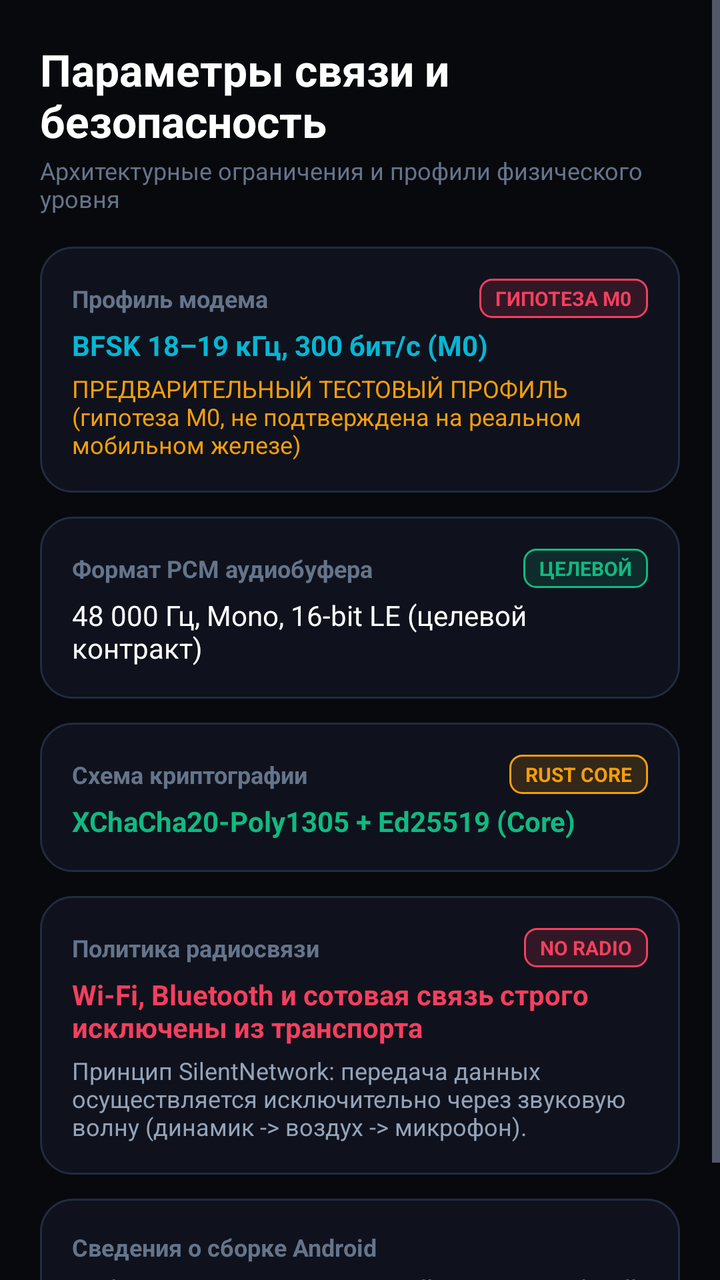
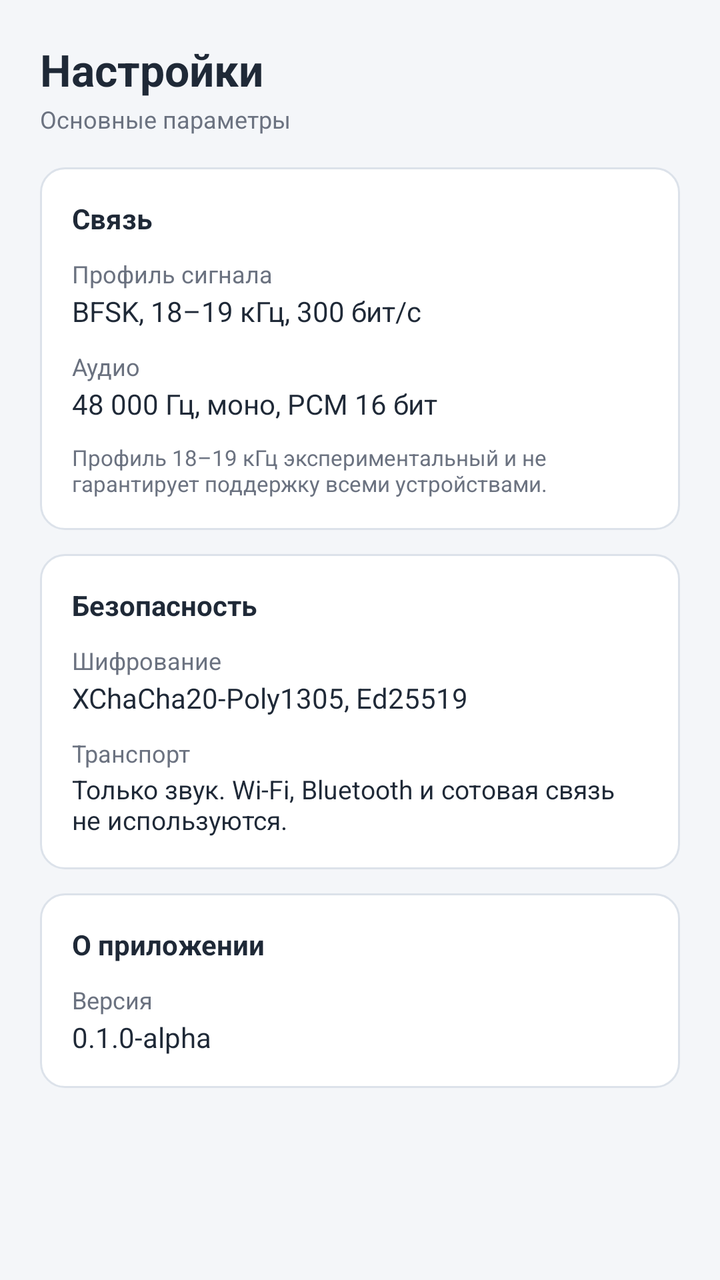

Two renders of the same Android screen: before a commit and after it. Below are the layout's source before the change and the commit's diff.
<!-- AndroidManifest.xml: application theme Theme.SilentNetwork -->
<!-- res/layout/fragment_settings.xml -->
<?xml version="1.0" encoding="utf-8"?>
<ScrollView xmlns:android="http://schemas.android.com/apk/res/android"
    android:layout_width="match_parent"
    android:layout_height="match_parent"
    android:background="@color/bg_canvas"
    android:fillViewport="true">

    <LinearLayout
        android:layout_width="match_parent"
        android:layout_height="wrap_content"
        android:orientation="vertical"
        android:padding="20dp">

        <TextView
            android:layout_width="wrap_content"
            android:layout_height="wrap_content"
            android:text="@string/settings_title"
            android:textColor="@color/text_primary"
            android:textSize="22sp"
            android:textStyle="bold" />

        <TextView
            android:layout_width="wrap_content"
            android:layout_height="wrap_content"
            android:layout_marginTop="2dp"
            android:text="@string/settings_subtitle"
            android:textColor="@color/text_muted"
            android:textSize="12sp" />

        
        <LinearLayout
            android:layout_width="match_parent"
            android:layout_height="wrap_content"
            android:layout_marginTop="16dp"
            android:background="@drawable/bg_card_glass"
            android:orientation="vertical"
            android:padding="16dp">

            <LinearLayout
                android:layout_width="match_parent"
                android:layout_height="wrap_content"
                android:gravity="center_vertical"
                android:orientation="horizontal">

                <TextView
                    android:layout_width="0dp"
                    android:layout_height="wrap_content"
                    android:layout_weight="1"
                    android:text="@string/settings_modem_profile"
                    android:textColor="@color/text_muted"
                    android:textSize="12sp"
                    android:textStyle="bold" />

                <TextView
                    android:layout_width="wrap_content"
                    android:layout_height="wrap_content"
                    android:background="@drawable/bg_badge_warning"
                    android:paddingStart="8dp"
                    android:paddingTop="3dp"
                    android:paddingEnd="8dp"
                    android:paddingBottom="3dp"
                    android:text="ГИПОТЕЗА M0"
                    android:textColor="@color/accent_rose"
                    android:textSize="10sp"
                    android:textStyle="bold" />
            </LinearLayout>

            <TextView
                android:layout_width="wrap_content"
                android:layout_height="wrap_content"
                android:layout_marginTop="4dp"
                android:text="@string/settings_modem_profile_val"
                android:textColor="@color/accent_cyan"
                android:textSize="14sp"
                android:textStyle="bold" />

            <TextView
                android:layout_width="wrap_content"
                android:layout_height="wrap_content"
                android:layout_marginTop="4dp"
                android:text="@string/settings_modem_profile_warn"
                android:textColor="@color/accent_amber"
                android:textSize="12sp" />
        </LinearLayout>

        
        <LinearLayout
            android:layout_width="match_parent"
            android:layout_height="wrap_content"
            android:layout_marginTop="12dp"
            android:background="@drawable/bg_card_glass"
            android:orientation="vertical"
            android:padding="16dp">

            <LinearLayout
                android:layout_width="match_parent"
                android:layout_height="wrap_content"
                android:gravity="center_vertical"
                android:orientation="horizontal">

                <TextView
                    android:layout_width="0dp"
                    android:layout_height="wrap_content"
                    android:layout_weight="1"
                    android:text="@string/settings_audio_format"
                    android:textColor="@color/text_muted"
                    android:textSize="12sp"
                    android:textStyle="bold" />

                <TextView
                    android:layout_width="wrap_content"
                    android:layout_height="wrap_content"
                    android:background="@drawable/bg_badge_ready"
                    android:paddingStart="8dp"
                    android:paddingTop="3dp"
                    android:paddingEnd="8dp"
                    android:paddingBottom="3dp"
                    android:text="ЦЕЛЕВОЙ"
                    android:textColor="@color/accent_emerald"
                    android:textSize="10sp"
                    android:textStyle="bold" />
            </LinearLayout>

            <TextView
                android:layout_width="wrap_content"
                android:layout_height="wrap_content"
                android:layout_marginTop="4dp"
                android:text="@string/settings_audio_format_val"
                android:textColor="@color/text_primary"
                android:textSize="14sp" />
        </LinearLayout>

        
        <LinearLayout
            android:layout_width="match_parent"
            android:layout_height="wrap_content"
            android:layout_marginTop="12dp"
            android:background="@drawable/bg_card_glass"
            android:orientation="vertical"
            android:padding="16dp">

            <LinearLayout
                android:layout_width="match_parent"
                android:layout_height="wrap_content"
                android:gravity="center_vertical"
                android:orientation="horizontal">

                <TextView
                    android:layout_width="0dp"
                    android:layout_height="wrap_content"
                    android:layout_weight="1"
                    android:text="@string/settings_crypto"
                    android:textColor="@color/text_muted"
                    android:textSize="12sp"
                    android:textStyle="bold" />

                <TextView
                    android:layout_width="wrap_content"
                    android:layout_height="wrap_content"
                    android:background="@drawable/bg_badge_mock"
                    android:paddingStart="8dp"
                    android:paddingTop="3dp"
                    android:paddingEnd="8dp"
                    android:paddingBottom="3dp"
                    android:text="RUST CORE"
                    android:textColor="@color/accent_amber"
                    android:textSize="10sp"
                    android:textStyle="bold" />
            </LinearLayout>

            <TextView
                android:layout_width="wrap_content"
                android:layout_height="wrap_content"
                android:layout_marginTop="4dp"
                android:text="@string/settings_crypto_val"
                android:textColor="@color/accent_emerald"
                android:textSize="14sp"
                android:textStyle="bold" />
        </LinearLayout>

        
        <LinearLayout
            android:layout_width="match_parent"
            android:layout_height="wrap_content"
            android:layout_marginTop="12dp"
            android:background="@drawable/bg_card_glass"
            android:orientation="vertical"
            android:padding="16dp">

            <LinearLayout
                android:layout_width="match_parent"
                android:layout_height="wrap_content"
                android:gravity="center_vertical"
                android:orientation="horizontal">

                <TextView
                    android:layout_width="0dp"
                    android:layout_height="wrap_content"
                    android:layout_weight="1"
                    android:text="@string/settings_radio_policy"
                    android:textColor="@color/text_muted"
                    android:textSize="12sp"
                    android:textStyle="bold" />

                <TextView
                    android:layout_width="wrap_content"
                    android:layout_height="wrap_content"
                    android:background="@drawable/bg_badge_warning"
                    android:paddingStart="8dp"
                    android:paddingTop="3dp"
                    android:paddingEnd="8dp"
                    android:paddingBottom="3dp"
                    android:text="NO RADIO"
                    android:textColor="@color/accent_rose"
                    android:textSize="10sp"
                    android:textStyle="bold" />
            </LinearLayout>

            <TextView
                android:layout_width="wrap_content"
                android:layout_height="wrap_content"
                android:layout_marginTop="4dp"
                android:text="@string/settings_radio_policy_val"
                android:textColor="@color/accent_rose"
                android:textSize="14sp"
                android:textStyle="bold" />

            <TextView
                android:layout_width="wrap_content"
                android:layout_height="wrap_content"
                android:layout_marginTop="4dp"
                android:text="@string/settings_radio_policy_desc"
                android:textColor="@color/text_secondary"
                android:textSize="12sp" />
        </LinearLayout>

        
        <LinearLayout
            android:layout_width="match_parent"
            android:layout_height="wrap_content"
            android:layout_marginTop="12dp"
            android:background="@drawable/bg_card_glass"
            android:orientation="vertical"
            android:padding="16dp">

            <TextView
                android:layout_width="wrap_content"
                android:layout_height="wrap_content"
                android:text="@string/settings_build_info"
                android:textColor="@color/text_muted"
                android:textSize="12sp"
                android:textStyle="bold" />

            <TextView
                android:layout_width="wrap_content"
                android:layout_height="wrap_content"
                android:layout_marginTop="4dp"
                android:text="@string/settings_build_info_val"
                android:textColor="@color/text_primary"
                android:textSize="13sp" />
        </LinearLayout>

    </LinearLayout>
</ScrollView>
<!-- resources referenced by this layout -->
<resources>
  <color name="accent_amber">#F59E0B</color>
  <color name="accent_cyan">#06B6D4</color>
  <color name="accent_emerald">#10B981</color>
  <color name="accent_rose">#F43F5E</color>
  <color name="bg_canvas">#08090D</color>
  <color name="text_muted">#64748B</color>
  <color name="text_primary">#FFFFFF</color>
  <color name="text_secondary">#94A3B8</color>
  <!-- drawable bg_badge_mock (drawable) -->
  <?xml version="1.0" encoding="utf-8"?>
  <shape xmlns:android="http://schemas.android.com/apk/res/android"
      android:shape="rectangle">
      <solid android:color="#26F59E0B" />
      <corners android:radius="6dp" />
      <stroke
          android:width="1dp"
          android:color="@color/accent_amber" />
  </shape>
  <!-- drawable bg_badge_ready (drawable) -->
  <?xml version="1.0" encoding="utf-8"?>
  <shape xmlns:android="http://schemas.android.com/apk/res/android"
      android:shape="rectangle">
      <solid android:color="#2610B981" />
      <corners android:radius="6dp" />
      <stroke
          android:width="1dp"
          android:color="@color/accent_emerald" />
  </shape>
  <!-- drawable bg_badge_warning (drawable) -->
  <?xml version="1.0" encoding="utf-8"?>
  <shape xmlns:android="http://schemas.android.com/apk/res/android"
      android:shape="rectangle">
      <solid android:color="#26F43F5E" />
      <corners android:radius="6dp" />
      <stroke
          android:width="1dp"
          android:color="@color/accent_rose" />
  </shape>
  <!-- drawable bg_card_glass (drawable) -->
  <?xml version="1.0" encoding="utf-8"?>
  <shape xmlns:android="http://schemas.android.com/apk/res/android"
      android:shape="rectangle">
      <solid android:color="@color/bg_surface" />
      <corners android:radius="16dp" />
      <stroke
          android:width="1dp"
          android:color="@color/bg_card_stroke" />
  </shape>
  <string name="settings_audio_format">Формат PCM аудиобуфера</string>
  <string name="settings_audio_format_val">48 000 Гц, Mono, 16-bit LE (целевой контракт)</string>
  <string name="settings_build_info">Сведения о сборке Android</string>
  <string name="settings_build_info_val">Kotlin 1.9.22 | AGP 8.2.1 | Gradle 8.3 | compileSdk 34 | minSdk 26</string>
  <string name="settings_crypto">Схема криптографии</string>
  <string name="settings_crypto_val">XChaCha20-Poly1305 + Ed25519 (Core)</string>
  <string name="settings_modem_profile">Профиль модема</string>
  <string name="settings_modem_profile_val">BFSK 18–19 кГц, 300 бит/с (M0)</string>
  <string name="settings_modem_profile_warn">ПРЕДВАРИТЕЛЬНЫЙ ТЕСТОВЫЙ ПРОФИЛЬ (гипотеза M0, не подтверждена на реальном мобильном железе)</string>
  <string name="settings_radio_policy">Политика радиосвязи</string>
  <string name="settings_radio_policy_desc">Принцип SilentNetwork: передача данных осуществляется исключительно через звуковую волну (динамик -&gt; воздух -&gt; микрофон).</string>
  <string name="settings_radio_policy_val">Wi-Fi, Bluetooth и сотовая связь строго исключены из транспорта</string>
  <string name="settings_subtitle">Архитектурные ограничения и профили физического уровня</string>
  <string name="settings_title">Параметры связи и безопасность</string>
  <style name="Theme.SilentNetwork" parent="Theme.AppCompat.NoActionBar">
          
          <item name="android:windowBackground">@color/bg_canvas</item>
          <item name="android:statusBarColor">@color/bg_canvas</item>
          <item name="android:navigationBarColor">@color/bg_canvas</item>
          <item name="android:windowLightStatusBar">false</item>
  
          
          <item name="colorPrimary">@color/accent_primary</item>
          <item name="colorPrimaryDark">@color/bg_canvas</item>
          <item name="colorAccent">@color/accent_cyan</item>
  
          
          <item name="android:textColorPrimary">@color/text_primary</item>
          <item name="android:textColorSecondary">@color/text_secondary</item>
      </style>
  <color name="bg_surface">#0F121C</color>
  <color name="bg_card_stroke">#222B40</color>
  <color name="accent_primary">#6366F1</color>
</resources>

<!-- the commit's change to res/layout/fragment_settings.xml (unified diff, before → after) -->
@@ -36,202 +36,53 @@
             android:orientation="vertical"
             android:padding="16dp">
 
-            <LinearLayout
-                android:layout_width="match_parent"
-                android:layout_height="wrap_content"
-                android:gravity="center_vertical"
-                android:orientation="horizontal">
-
-                <TextView
-                    android:layout_width="0dp"
-                    android:layout_height="wrap_content"
-                    android:layout_weight="1"
-                    android:text="@string/settings_modem_profile"
-                    android:textColor="@color/text_muted"
-                    android:textSize="12sp"
-                    android:textStyle="bold" />
-
-                <TextView
-                    android:layout_width="wrap_content"
-                    android:layout_height="wrap_content"
-                    android:background="@drawable/bg_badge_warning"
-                    android:paddingStart="8dp"
-                    android:paddingTop="3dp"
-                    android:paddingEnd="8dp"
-                    android:paddingBottom="3dp"
-                    android:text="ГИПОТЕЗА M0"
-                    android:textColor="@color/accent_rose"
-                    android:textSize="10sp"
-                    android:textStyle="bold" />
-            </LinearLayout>
-
             <TextView
                 android:layout_width="wrap_content"
                 android:layout_height="wrap_content"
-                android:layout_marginTop="4dp"
-                android:text="@string/settings_modem_profile_val"
-                android:textColor="@color/accent_cyan"
+                android:text="@string/settings_section_connection"
+                android:textColor="@color/text_primary"
                 android:textSize="14sp"
                 android:textStyle="bold" />
 
             <TextView
-                android:layout_width="wrap_content"
-                android:layout_height="wrap_content"
-                android:layout_marginTop="4dp"
-                android:text="@string/settings_modem_profile_warn"
-                android:textColor="@color/accent_amber"
-                android:textSize="12sp" />
-        </LinearLayout>
-
-        
-        <LinearLayout
-            android:layout_width="match_parent"
-            android:layout_height="wrap_content"
-            android:layout_marginTop="12dp"
-            android:background="@drawable/bg_card_glass"
-            android:orientation="vertical"
-            android:padding="16dp">
-
-            <LinearLayout
                 android:layout_width="match_parent"
                 android:layout_height="wrap_content"
-                android:gravity="center_vertical"
-                android:orientation="horizontal">
-
-                <TextView
-                    android:layout_width="0dp"
-                    android:layout_height="wrap_content"
-                    android:layout_weight="1"
-                    android:text="@string/settings_audio_format"
-                    android:textColor="@color/text_muted"
-                    android:textSize="12sp"
-                    android:textStyle="bold" />
-
-                <TextView
-                    android:layout_width="wrap_content"
-                    android:layout_height="wrap_content"
-                    android:background="@drawable/bg_badge_ready"
-                    android:paddingStart="8dp"
-                    android:paddingTop="3dp"
-                    android:paddingEnd="8dp"
-                    android:paddingBottom="3dp"
-                    android:text="ЦЕЛЕВОЙ"
-                    android:textColor="@color/accent_emerald"
-                    android:textSize="10sp"
-                    android:textStyle="bold" />
-            </LinearLayout>
+                android:layout_marginTop="10dp"
+                android:text="@string/settings_modem_profile"
+                android:textColor="@color/text_muted"
+                android:textSize="12sp" />
 
             <TextView
-                android:layout_width="wrap_content"
+                android:layout_width="match_parent"
                 android:layout_height="wrap_content"
-                android:layout_marginTop="4dp"
+                android:layout_marginTop="1dp"
+                android:text="@string/settings_modem_profile_val"
+                android:textColor="@color/text_primary"
+                android:textSize="14sp" />
+
+            <TextView
+                android:layout_width="match_parent"
+                android:layout_height="wrap_content"
+                android:layout_marginTop="10dp"
+                android:text="@string/settings_audio_format"
+                android:textColor="@color/text_muted"
+                android:textSize="12sp" />
+
+            <TextView
+                android:layout_width="match_parent"
+                android:layout_height="wrap_content"
+                android:layout_marginTop="1dp"
                 android:text="@string/settings_audio_format_val"
                 android:textColor="@color/text_primary"
                 android:textSize="14sp" />
-        </LinearLayout>
 
-        
-        <LinearLayout
-            android:layout_width="match_parent"
-            android:layout_height="wrap_content"
-            android:layout_marginTop="12dp"
-            android:background="@drawable/bg_card_glass"
-            android:orientation="vertical"
-            android:padding="16dp">
-
-            <LinearLayout
+            <TextView
                 android:layout_width="match_parent"
                 android:layout_height="wrap_content"
-                android:gravity="center_vertical"
-                android:orientation="horizontal">
-
-                <TextView
-                    android:layout_width="0dp"
-                    android:layout_height="wrap_content"
-                    android:layout_weight="1"
-                    android:text="@string/settings_crypto"
-                    android:textColor="@color/text_muted"
-                    android:textSize="12sp"
-                    android:textStyle="bold" />
-
-                <TextView
-                    android:layout_width="wrap_content"
-                    android:layout_height="wrap_content"
-                    android:background="@drawable/bg_badge_mock"
-                    android:paddingStart="8dp"
-                    android:paddingTop="3dp"
-                    android:paddingEnd="8dp"
-                    android:paddingBottom="3dp"
-                    android:text="RUST CORE"
-                    android:textColor="@color/accent_amber"
-                    android:textSize="10sp"
-                    android:textStyle="bold" />
-            </LinearLayout>
-
-            <TextView
-                android:layout_width="wrap_content"
-                android:layout_height="wrap_content"
-                android:layout_marginTop="4dp"
-                android:text="@string/settings_crypto_val"
-                android:textColor="@color/accent_emerald"
-                android:textSize="14sp"
-                android:textStyle="bold" />
-        </LinearLayout>
-
-        
-        <LinearLayout
-            android:layout_width="match_parent"
-            android:layout_height="wrap_content"
-            android:layout_marginTop="12dp"
-            android:background="@drawable/bg_card_glass"
-            android:orientation="vertical"
-            android:padding="16dp">
-
-            <LinearLayout
-                android:layout_width="match_parent"
-                android:layout_height="wrap_content"
-                android:gravity="center_vertical"
-                android:orientation="horizontal">
-
-                <TextView
-                    android:layout_width="0dp"
-                    android:layout_height="wrap_content"
-                    android:layout_weight="1"
-                    android:text="@string/settings_radio_policy"
-                    android:textColor="@color/text_muted"
-                    android:textSize="12sp"
-                    android:textStyle="bold" />
-
-                <TextView
-                    android:layout_width="wrap_content"
-                    android:layout_height="wrap_content"
-                    android:background="@drawable/bg_badge_warning"
-                    android:paddingStart="8dp"
-                    android:paddingTop="3dp"
-                    android:paddingEnd="8dp"
-                    android:paddingBottom="3dp"
-                    android:text="NO RADIO"
-                    android:textColor="@color/accent_rose"
-                    android:textSize="10sp"
-                    android:textStyle="bold" />
-            </LinearLayout>
-
-            <TextView
-                android:layout_width="wrap_content"
-                android:layout_height="wrap_content"
-                android:layout_marginTop="4dp"
-                android:text="@string/settings_radio_policy_val"
-                android:textColor="@color/accent_rose"
-                android:textSize="14sp"
-                android:textStyle="bold" />
-
-            <TextView
-                android:layout_width="wrap_content"
-                android:layout_height="wrap_content"
-                android:layout_marginTop="4dp"
-                android:text="@string/settings_radio_policy_desc"
-                android:textColor="@color/text_secondary"
-                android:textSize="12sp" />
+                android:layout_marginTop="10dp"
+                android:text="@string/settings_experimental_note"
+                android:textColor="@color/text_muted"
+                android:textSize="11sp" />
         </LinearLayout>
 
         
@@ -246,18 +97,77 @@
             <TextView
                 android:layout_width="wrap_content"
                 android:layout_height="wrap_content"
-                android:text="@string/settings_build_info"
+                android:text="@string/settings_section_security"
+                android:textColor="@color/text_primary"
+                android:textSize="14sp"
+                android:textStyle="bold" />
+
+            <TextView
+                android:layout_width="match_parent"
+                android:layout_height="wrap_content"
+                android:layout_marginTop="10dp"
+                android:text="@string/settings_crypto"
                 android:textColor="@color/text_muted"
-                android:textSize="12sp"
-                android:textStyle="bold" />
+                android:textSize="12sp" />
+
+            <TextView
+                android:layout_width="match_parent"
+                android:layout_height="wrap_content"
+                android:layout_marginTop="1dp"
+                android:text="@string/settings_crypto_val"
+                android:textColor="@color/text_primary"
+                android:textSize="14sp" />
+
+            <TextView
+                android:layout_width="match_parent"
+                android:layout_height="wrap_content"
+                android:layout_marginTop="10dp"
+                android:text="@string/settings_radio_policy"
+                android:textColor="@color/text_muted"
+                android:textSize="12sp" />
+
+            <TextView
+                android:layout_width="match_parent"
+                android:layout_height="wrap_content"
+                android:layout_marginTop="1dp"
+                android:text="@string/settings_radio_policy_val"
+                android:textColor="@color/text_primary"
+                android:textSize="13sp" />
+        </LinearLayout>
+
+        
+        <LinearLayout
+            android:layout_width="match_parent"
+            android:layout_height="wrap_content"
+            android:layout_marginTop="12dp"
+            android:layout_marginBottom="24dp"
+            android:background="@drawable/bg_card_glass"
+            android:orientation="vertical"
+            android:padding="16dp">
 
             <TextView
                 android:layout_width="wrap_content"
                 android:layout_height="wrap_content"
-                android:layout_marginTop="4dp"
+                android:text="@string/settings_section_about"
+                android:textColor="@color/text_primary"
+                android:textSize="14sp"
+                android:textStyle="bold" />
+
+            <TextView
+                android:layout_width="match_parent"
+                android:layout_height="wrap_content"
+                android:layout_marginTop="10dp"
+                android:text="@string/settings_build_info"
+                android:textColor="@color/text_muted"
+                android:textSize="12sp" />
+
+            <TextView
+                android:layout_width="match_parent"
+                android:layout_height="wrap_content"
+                android:layout_marginTop="1dp"
                 android:text="@string/settings_build_info_val"
                 android:textColor="@color/text_primary"
-                android:textSize="13sp" />
+                android:textSize="14sp" />
         </LinearLayout>
 
     </LinearLayout>
<!-- resource entries referenced after the edit -->
@@ -1,85 +1,54 @@
 <!-- resources referenced by this layout -->
 <resources>
-  <color name="accent_amber">#F59E0B</color>
-  <color name="accent_cyan">#06B6D4</color>
-  <color name="accent_emerald">#10B981</color>
-  <color name="accent_rose">#F43F5E</color>
-  <color name="bg_canvas">#08090D</color>
-  <color name="text_muted">#64748B</color>
-  <color name="text_primary">#FFFFFF</color>
-  <color name="text_secondary">#94A3B8</color>
-  <!-- drawable bg_badge_mock (drawable) -->
-  <?xml version="1.0" encoding="utf-8"?>
-  <shape xmlns:android="http://schemas.android.com/apk/res/android"
-      android:shape="rectangle">
-      <solid android:color="#26F59E0B" />
-      <corners android:radius="6dp" />
-      <stroke
-          android:width="1dp"
-          android:color="@color/accent_amber" />
-  </shape>
-  <!-- drawable bg_badge_ready (drawable) -->
-  <?xml version="1.0" encoding="utf-8"?>
-  <shape xmlns:android="http://schemas.android.com/apk/res/android"
-      android:shape="rectangle">
-      <solid android:color="#2610B981" />
-      <corners android:radius="6dp" />
-      <stroke
-          android:width="1dp"
-          android:color="@color/accent_emerald" />
-  </shape>
-  <!-- drawable bg_badge_warning (drawable) -->
-  <?xml version="1.0" encoding="utf-8"?>
-  <shape xmlns:android="http://schemas.android.com/apk/res/android"
-      android:shape="rectangle">
-      <solid android:color="#26F43F5E" />
-      <corners android:radius="6dp" />
-      <stroke
-          android:width="1dp"
-          android:color="@color/accent_rose" />
-  </shape>
+  <color name="bg_canvas">#F4F6F9</color>
+  <color name="text_muted">#6B7280</color>
+  <color name="text_primary">#1F2937</color>
+  <color name="text_secondary">#4B5563</color>
   <!-- drawable bg_card_glass (drawable) -->
   <?xml version="1.0" encoding="utf-8"?>
   <shape xmlns:android="http://schemas.android.com/apk/res/android"
       android:shape="rectangle">
       <solid android:color="@color/bg_surface" />
-      <corners android:radius="16dp" />
+      <corners android:radius="12dp" />
       <stroke
           android:width="1dp"
           android:color="@color/bg_card_stroke" />
   </shape>
-  <string name="settings_audio_format">Формат PCM аудиобуфера</string>
-  <string name="settings_audio_format_val">48 000 Гц, Mono, 16-bit LE (целевой контракт)</string>
-  <string name="settings_build_info">Сведения о сборке Android</string>
-  <string name="settings_build_info_val">Kotlin 1.9.22 | AGP 8.2.1 | Gradle 8.3 | compileSdk 34 | minSdk 26</string>
-  <string name="settings_crypto">Схема криптографии</string>
-  <string name="settings_crypto_val">XChaCha20-Poly1305 + Ed25519 (Core)</string>
-  <string name="settings_modem_profile">Профиль модема</string>
-  <string name="settings_modem_profile_val">BFSK 18–19 кГц, 300 бит/с (M0)</string>
-  <string name="settings_modem_profile_warn">ПРЕДВАРИТЕЛЬНЫЙ ТЕСТОВЫЙ ПРОФИЛЬ (гипотеза M0, не подтверждена на реальном мобильном железе)</string>
-  <string name="settings_radio_policy">Политика радиосвязи</string>
-  <string name="settings_radio_policy_desc">Принцип SilentNetwork: передача данных осуществляется исключительно через звуковую волну (динамик -&gt; воздух -&gt; микрофон).</string>
-  <string name="settings_radio_policy_val">Wi-Fi, Bluetooth и сотовая связь строго исключены из транспорта</string>
-  <string name="settings_subtitle">Архитектурные ограничения и профили физического уровня</string>
-  <string name="settings_title">Параметры связи и безопасность</string>
-  <style name="Theme.SilentNetwork" parent="Theme.AppCompat.NoActionBar">
+  <string name="settings_audio_format">Аудио</string>
+  <string name="settings_audio_format_val">48 000 Гц, моно, PCM 16 бит</string>
+  <string name="settings_build_info">Версия</string>
+  <string name="settings_build_info_val">0.1.0-alpha</string>
+  <string name="settings_crypto">Шифрование</string>
+  <string name="settings_crypto_val">XChaCha20-Poly1305, Ed25519</string>
+  <string name="settings_experimental_note">Профиль 18–19 кГц экспериментальный и не гарантирует поддержку всеми устройствами.</string>
+  <string name="settings_modem_profile">Профиль сигнала</string>
+  <string name="settings_modem_profile_val">BFSK, 18–19 кГц, 300 бит/с</string>
+  <string name="settings_radio_policy">Транспорт</string>
+  <string name="settings_radio_policy_val">Только звук. Wi-Fi, Bluetooth и сотовая связь не используются.</string>
+  <string name="settings_section_about">О приложении</string>
+  <string name="settings_section_connection">Связь</string>
+  <string name="settings_section_security">Безопасность</string>
+  <string name="settings_subtitle">Основные параметры</string>
+  <string name="settings_title">Настройки</string>
+  <style name="Theme.SilentNetwork" parent="Theme.AppCompat.Light.NoActionBar">
           
           <item name="android:windowBackground">@color/bg_canvas</item>
           <item name="android:statusBarColor">@color/bg_canvas</item>
-          <item name="android:navigationBarColor">@color/bg_canvas</item>
-          <item name="android:windowLightStatusBar">false</item>
+          <item name="android:navigationBarColor">@color/bg_surface</item>
+          <item name="android:windowLightStatusBar">true</item>
   
           
           <item name="colorPrimary">@color/accent_primary</item>
           <item name="colorPrimaryDark">@color/bg_canvas</item>
-          <item name="colorAccent">@color/accent_cyan</item>
+          <item name="colorAccent">@color/accent_primary</item>
   
           
           <item name="android:textColorPrimary">@color/text_primary</item>
           <item name="android:textColorSecondary">@color/text_secondary</item>
+          <item name="android:textColorHint">@color/text_muted</item>
       </style>
-  <color name="bg_surface">#0F121C</color>
-  <color name="bg_card_stroke">#222B40</color>
-  <color name="accent_primary">#6366F1</color>
+  <color name="bg_surface">#FFFFFF</color>
+  <color name="bg_card_stroke">#DCE2EA</color>
+  <color name="accent_primary">#2563EB</color>
 </resources>
 
